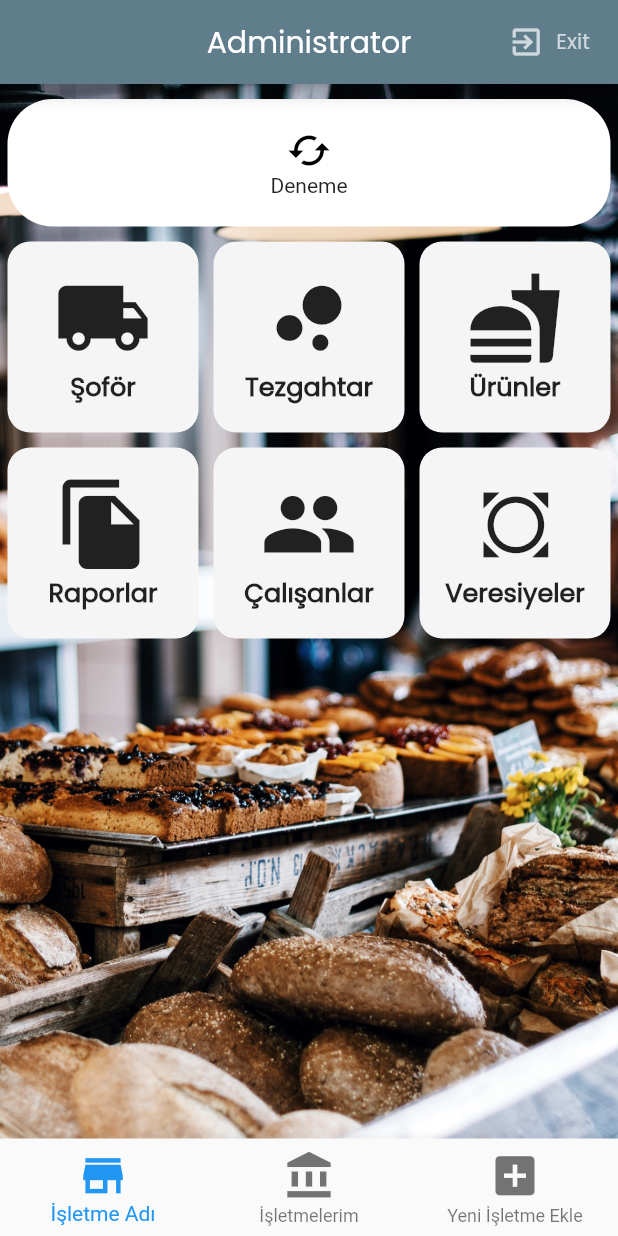
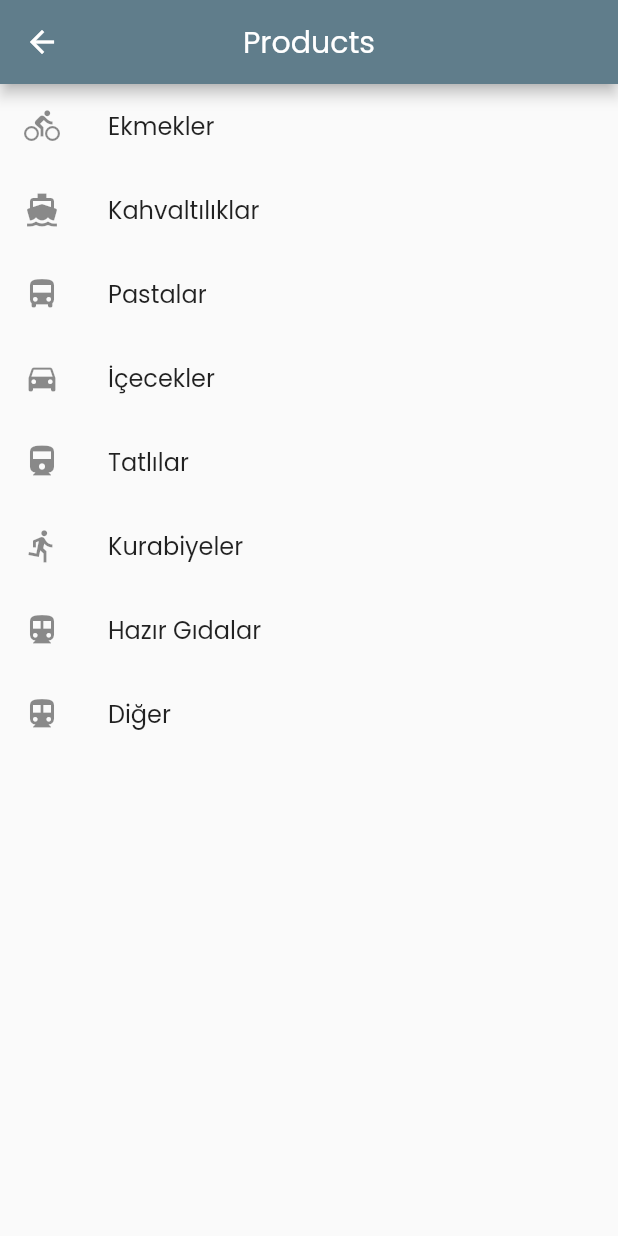
Before and after one commit to rootate/MyBakery, a Flutter app: the screen it shows once a user with an empty profile is signed in, after a tap on "Şoför", on a phone screen of 412 x 824 dp. Run offline on Flutter 3.47's test engine with Material 2 defaults, Android fonts, the phone set to English and light mode, and no system bars; our stand-ins replace firebase_auth, firebase_core, flutter_spinkit; accounts and stored records are empty.

Commit message:
Add product page

```diff
--- a/lib/screens/home/home.dart
+++ b/lib/screens/home/home.dart
@@ -1,6 +1,7 @@
 import 'package:flutter/material.dart';
 import 'package:flutter_my_bakery/shared/loading.dart';
 import 'package:flutter_my_bakery/services/auth.dart';
+import 'package:flutter_my_bakery/screens/products.dart';
 
 class Home extends StatefulWidget {
   @override
@@ -84,7 +85,10 @@ class _HomeState extends State<Home> {
 Widget myBox(BuildContext context, Icon icon, String string){
   return InkWell(
     onTap: (){
-      print("Go to the other page");
+      Navigator.push(
+        context,
+        MaterialPageRoute(builder: (context) => Products()),
+      );
     },
     child: Container(
       alignment: Alignment.topRight,
--- /dev/null
+++ b/lib/screens/products.dart
@@ -0,0 +1,30 @@
+import 'package:flutter/material.dart';
+
+class Products extends StatelessWidget {
+  @override
+  Widget build(BuildContext context) {
+    final categories = ['Ekmekler', 'Kahvaltılıklar', 'Pastalar', 'İçecekler',
+      'Tatlılar', 'Kurabiyeler', 'Hazır Gıdalar', 'Diğer'];
+
+    final icons = [Icons.directions_bike, Icons.directions_boat,
+      Icons.directions_bus, Icons.directions_car, Icons.directions_railway,
+      Icons.directions_run, Icons.directions_subway, Icons.directions_transit];
+
+    return Scaffold(
+      appBar: AppBar(
+        title: Text("Products",style: TextStyle(fontFamily: "Poppins"),),
+        centerTitle: true,
+        backgroundColor: Colors.blueGrey,
+      ),
+      body: ListView.builder(
+        itemCount: categories.length,
+        itemBuilder: (context, index) {
+          return ListTile(
+            leading: Icon(icons[index]),
+            title: Text(categories[index],style: TextStyle(fontFamily: "Poppins"),),
+          );
+        },
+      )
+    );
+  }
+}
```
